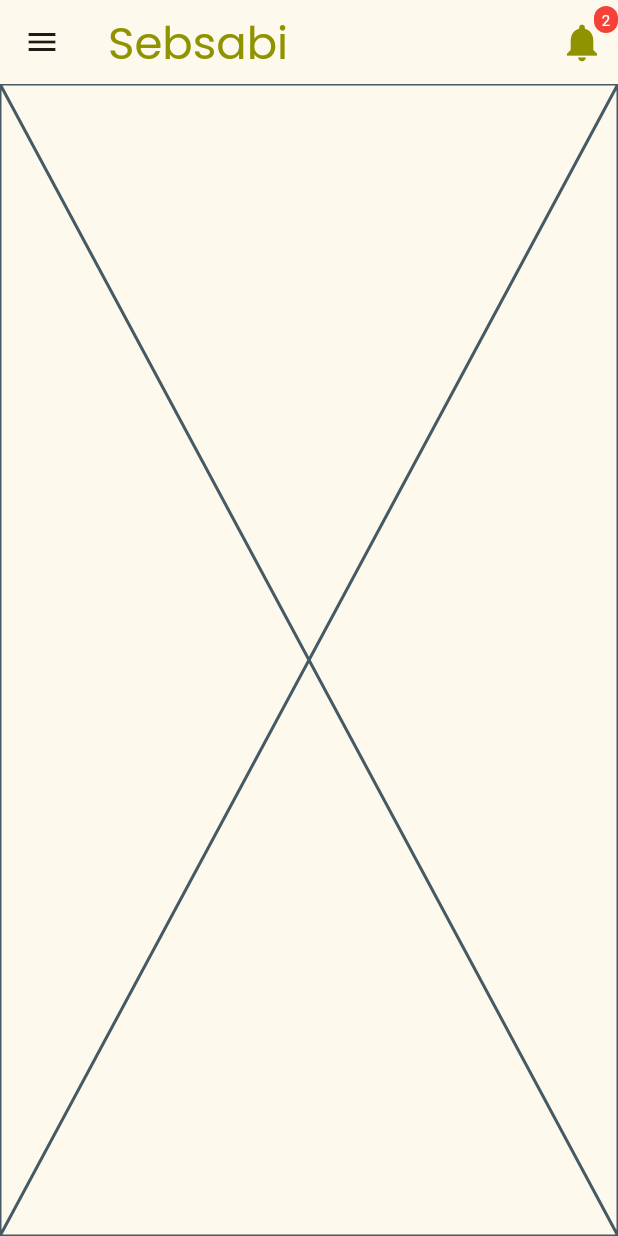
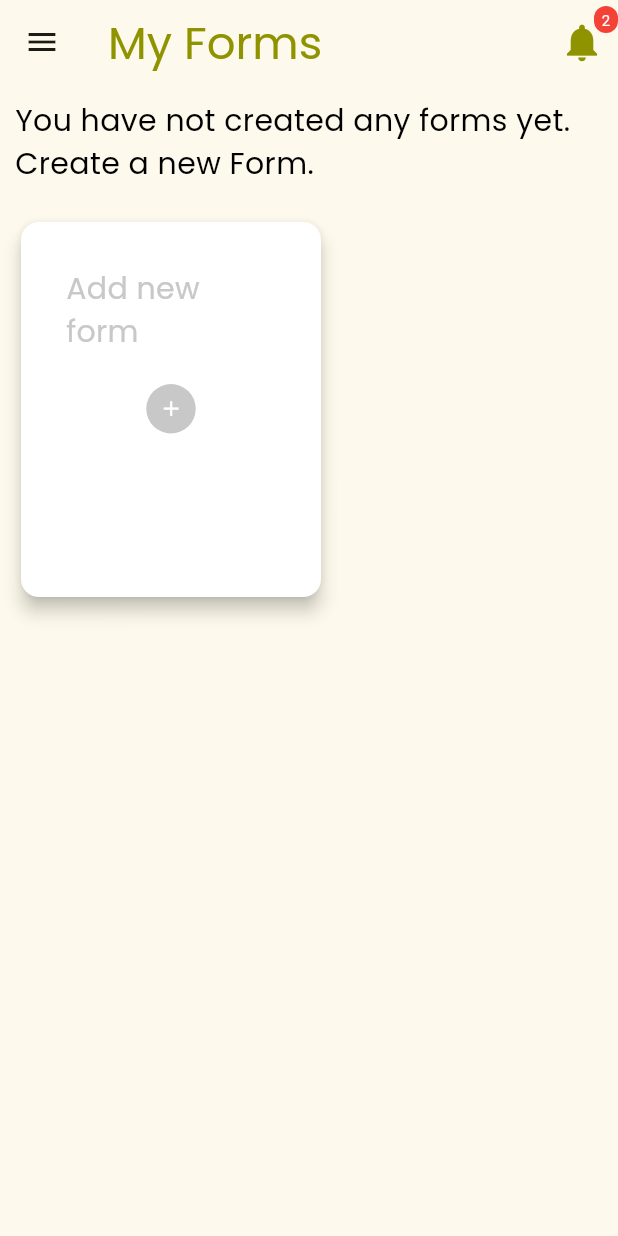
Before and after one commit to Betselot99/Sebsabi-front, a Flutter app: the screen it shows after launch, on a phone screen of 412 x 824 dp. Run offline on Flutter 3.47's test engine with Material 3 defaults, Android fonts, the phone set to English and light mode, and no system bars; our stand-ins replace google_fonts, responsive_builder; missing offline and left inert: side_navigation; statements that could not run were skipped.

Commit message:
pages ui

```diff
--- a/lib/ui/completedforms.dart
+++ b/lib/ui/completedforms.dart
@@ -0,0 +1,55 @@
+import 'package:flutter/material.dart';
+import 'package:sebsabi/ui/widgets/forms_card.dart';
+import 'package:google_fonts/google_fonts.dart';
+
+
+
+
+
+
+class CompletedForms extends StatefulWidget {
+  bool formAvailable=true;
+
+
+  CompletedForms({super.key});
+
+  @override
+  State<CompletedForms> createState() => _CompletedFormsState();
+}
+
+class _CompletedFormsState extends State<CompletedForms> {
+  @override
+  Widget build(BuildContext context) {
+    return ListView(
+        children: [
+
+          if(widget.formAvailable == false)...[Text("There are no Completed Forms.", style: GoogleFonts.poppins(textStyle: const TextStyle(
+            color:  Colors.black,
+            fontSize: 20,
+          ))),
+            const SizedBox(height: 20),
+          ]else...[Text("Completed Forms", style: GoogleFonts.poppins(textStyle: const TextStyle(
+            color:  Colors.black,
+            fontSize: 20,
+            fontWeight: FontWeight.w500,
+          ))),
+            const SizedBox(height: 20),],
+          Wrap(
+            children: [
+
+              const SizedBox(width: 20),
+              if(widget.formAvailable == true)
+                Wrap(
+                  children: List.generate(
+                    10, // Adjust the number of items as needed
+                        (index) => const FormsCard(formStatus: "Completed"),
+                  ),
+                ),
+
+            ],
+          )
+
+        ]
+    );
+  }
+}
--- a/lib/ui/home.dart
+++ b/lib/ui/home.dart
@@ -1,5 +1,7 @@
 import 'package:flutter/material.dart';
+import 'package:sebsabi/ui/completedforms.dart';
 import 'package:sebsabi/ui/myforms.dart';
+import 'package:sebsabi/ui/postedforms.dart';
 import 'package:sebsabi/ui/profile.dart';
 import 'package:side_navigation/side_navigation.dart';
 import 'package:responsive_builder/responsive_builder.dart';
@@ -15,17 +17,38 @@ class Home extends StatefulWidget {
 
 class _HomeState extends State<Home> {
 
-  List<Widget> views = const [
-    Center(
+  List<Widget> views =  [
+    Padding(
+      padding: const EdgeInsets.only(top: 50, left: 100),
       child: MyForms(),
     ),
-    Center(
-      child: Text('posted Forms'),
+    Padding(
+      padding: const EdgeInsets.only(top: 50, left: 100),
+      child: PostedForms(),
     ),
-    Center(
-      child: Text('completed forms'),
+    Padding(
+      padding: const EdgeInsets.only(top: 50, left: 100),
+      child: CompletedForms(),
     ),
-    Center(
+    const Center(
+      child: Profile(),
+    ),
+  ];
+
+  List<Widget> pages =  [
+    Padding(
+      padding: const EdgeInsets.all(10.0),
+      child: MyForms(),
+    ),
+    Padding(
+      padding: const EdgeInsets.all(10.0),
+      child: PostedForms(),
+    ),
+    Padding(
+      padding: const EdgeInsets.all(10.0),
+      child: CompletedForms(),
+    ),
+    const Center(
       child: Profile(),
     ),
   ];
@@ -36,6 +59,7 @@ class _HomeState extends State<Home> {
       selectedIndex = index;
     });
   }
+
 
 
 
@@ -60,23 +84,23 @@ class _HomeState extends State<Home> {
     return Stack(
       children: [
         IconButton(
-          icon: Icon(Icons.notifications, color: Color(0XFF909300),size: 30,),
+          icon: const Icon(Icons.notifications, color: Color(0XFF909300),size: 30,),
           onPressed: (){},
         ),
         Positioned(
           right: 0,
           top: 0,
           child: Container(
-            padding: EdgeInsets.all(2),
+            padding: const EdgeInsets.all(2),
             decoration: BoxDecoration(
               color: Colors.red,
               borderRadius: BorderRadius.circular(8),
             ),
-            constraints: BoxConstraints(
+            constraints: const BoxConstraints(
               minWidth: 16,
               minHeight: 16,
             ),
-            child: Text(
+            child: const Text(
               '2',
               style: TextStyle(
                 color: Colors.white,
@@ -91,9 +115,23 @@ class _HomeState extends State<Home> {
   }
 
   Widget MobileHome(context,w,h){
+    String textToShow;
+
+    if (selectedIndex == 0) {
+      textToShow = "My Forms";
+    } else if (selectedIndex==1) {
+      textToShow = "Posted Forms";
+    } else if (selectedIndex==2) {
+      textToShow = "Completed Forms";
+    } else if (selectedIndex==3){
+      textToShow = "Profile";
+    }else{
+      textToShow = "Sebsabi";
+    }
+
     return Scaffold(
       appBar: AppBar(
-        title: Text("Sebsabi", style: GoogleFonts.poppins(textStyle: TextStyle(
+        title: Text(textToShow, style: GoogleFonts.poppins(textStyle: const TextStyle(
           color:  Color(0XFF909300),
           fontSize: 30,
         ))),
@@ -104,9 +142,9 @@ class _HomeState extends State<Home> {
           padding: EdgeInsets.zero,
           children: [
             UserAccountsDrawerHeader(
-              accountName: Text('John Doe'),
-              accountEmail: Text('john.doe@example.com'),
-              currentAccountPicture: CircleAvatar(
+              accountName: const Text('John Doe'),
+              accountEmail: const Text('john.doe@example.com'),
+              currentAccountPicture: const CircleAvatar(
                 child: Icon(
                   Icons.person,
                   size: 40.0,
@@ -120,21 +158,21 @@ class _HomeState extends State<Home> {
               },
             ),
             ListTile(
-              title: Text('My Forms'),
+              title: const Text('My Forms'),
               onTap: () {
                 _selectPage(0);
                 Navigator.pop(context); // Close the drawer
               },
             ),
             ListTile(
-              title: Text('Posted Forms'),
+              title: const Text('Posted Forms'),
               onTap: () {
                 _selectPage(1);
                 Navigator.pop(context); // Close the drawer
               },
             ),
             ListTile(
-              title: Text('Completed Forms'),
+              title: const Text('Completed Forms'),
               onTap: () {
                 _selectPage(2);
                 Navigator.pop(context); // Close the drawer
@@ -144,7 +182,7 @@ class _HomeState extends State<Home> {
           ],
         ),
       ),
-      body: views[selectedIndex],
+      body: pages[selectedIndex],
 
     );
   }
@@ -152,6 +190,7 @@ class _HomeState extends State<Home> {
 
     Widget DesktopHome(context,w,h){
     return Scaffold(
+      backgroundColor: const Color(0XFFFAFBFF),
       body: Stack(
         children: [
           Positioned(
@@ -161,18 +200,22 @@ class _HomeState extends State<Home> {
           Row(
             children: [
               SideNavigationBar(
-                toggler: SideBarToggler(
+                toggler: const SideBarToggler(
                 ),
                 theme: SideNavigationBarTheme(
-                  togglerTheme: SideNavigationBarTogglerTheme(
+                  backgroundColor: const Color(0XFFFFFFFF),
+                  togglerTheme: const SideNavigationBarTogglerTheme(
                     expandIconColor: Color(0XFF909300),
                     shrinkIconColor: Color(0XFF909300)
                   ),
                   itemTheme: SideNavigationBarItemTheme(
-                    selectedItemColor: Color(0XFF909300),
+                    selectedItemColor: const Color(0XFF909300),
                     labelTextStyle: GoogleFonts.poppins()
                   ),
-                  dividerTheme:SideNavigationBarDividerTheme.standard()
+                  dividerTheme:const SideNavigationBarDividerTheme(
+                    mainDividerThickness: 2, showHeaderDivider: true, showMainDivider: true, showFooterDivider: true,mainDividerColor:Color(0XFFEAEAEA)
+
+                  )
 
 
                 ),
@@ -181,7 +224,7 @@ class _HomeState extends State<Home> {
                       backgroundImage: AssetImage("logo.png"),
                       backgroundColor: Colors.white,
                     ),
-                    title: Text("Sebsabi", style: GoogleFonts.poppins(textStyle: TextStyle(
+                    title: Text("Sebsabi", style: GoogleFonts.poppins(textStyle: const TextStyle(
                       color:  Color(0XFF909300),
                       fontSize: 30,
                     ))),
@@ -215,7 +258,7 @@ class _HomeState extends State<Home> {
                 },
               ),
               Expanded(
-                child: true?views.elementAt(selectedIndex):const Text("profile"),
+                child: views.elementAt(selectedIndex),
               )
             ],
           ),
--- a/lib/ui/main.dart
+++ b/lib/ui/main.dart
@@ -1,7 +1,6 @@
 import 'package:flutter/material.dart';
 import 'package:sebsabi/provider/form_provider.dart';
 import 'package:sebsabi/ui/home.dart';
-import 'package:sebsabi/ui/landing.dart';
 import 'package:provider/provider.dart';
 
 void main() {
--- a/lib/ui/myforms.dart
+++ b/lib/ui/myforms.dart
@@ -1,4 +1,6 @@
 import 'package:flutter/material.dart';
+import 'package:sebsabi/ui/widgets/forms_card.dart';
+import 'package:google_fonts/google_fonts.dart';
 
 
 
@@ -6,7 +8,10 @@ import 'package:flutter/material.dart';
 
 
 class MyForms extends StatefulWidget {
-  const MyForms({super.key});
+   bool formAvailable=false;
+
+
+   MyForms({super.key});
 
   @override
   State<MyForms> createState() => _MyFormsState();
@@ -15,6 +20,36 @@ class MyForms extends StatefulWidget {
 class _MyFormsState extends State<MyForms> {
   @override
   Widget build(BuildContext context) {
-    return const Placeholder();
+    return ListView(
+      children: [
+
+        if(widget.formAvailable == false)...[Text("You have not created any forms yet. Create a new Form.", style: GoogleFonts.poppins(textStyle: const TextStyle(
+          color:  Colors.black,
+          fontSize: 20,
+        ))),
+          const SizedBox(height: 20),
+        ]else...[Text("My Forms", style: GoogleFonts.poppins(textStyle: const TextStyle(
+          color:  Colors.black,
+          fontSize: 20,
+          fontWeight: FontWeight.w500,
+        ))),
+          const SizedBox(height: 20),],
+        Wrap(
+          children: [
+            const FormsCard(formStatus: "New",),
+            const SizedBox(width: 20),
+            if(widget.formAvailable == true)
+              Wrap(
+                children: List.generate(
+                  10, // Adjust the number of items as needed
+                      (index) => const FormsCard(formStatus: "Draft"),
+                ),
+              ),
+
+          ],
+        )
+
+        ]
+    );
   }
 }
--- a/lib/ui/postedforms.dart
+++ b/lib/ui/postedforms.dart
@@ -0,0 +1,55 @@
+import 'package:flutter/material.dart';
+import 'package:sebsabi/ui/widgets/forms_card.dart';
+import 'package:google_fonts/google_fonts.dart';
+
+
+
+
+
+
+class PostedForms extends StatefulWidget {
+  bool formAvailable=true;
+
+
+  PostedForms({super.key});
+
+  @override
+  State<PostedForms> createState() => _PostedFormsState();
+}
+
+class _PostedFormsState extends State<PostedForms> {
+  @override
+  Widget build(BuildContext context) {
+    return ListView(
+        children: [
+
+          if(widget.formAvailable == false)...[Text("You have not posted any forms yet.", style: GoogleFonts.poppins(textStyle: const TextStyle(
+            color:  Colors.black,
+            fontSize: 20,
+          ))),
+            const SizedBox(height: 20),
+          ]else...[Text("Posted Forms", style: GoogleFonts.poppins(textStyle: const TextStyle(
+            color:  Colors.black,
+            fontSize: 20,
+            fontWeight: FontWeight.w500,
+          ))),
+            const SizedBox(height: 20),],
+          Wrap(
+            children: [
+
+              const SizedBox(width: 20),
+              if(widget.formAvailable == true)
+                Wrap(
+                  children: List.generate(
+                    10, // Adjust the number of items as needed
+                        (index) => const FormsCard(formStatus: "Posted"),
+                  ),
+                ),
+
+            ],
+          )
+
+        ]
+    );
+  }
+}
--- a/lib/ui/widgets/forms_card.dart
+++ b/lib/ui/widgets/forms_card.dart
@@ -0,0 +1,117 @@
+import 'package:flutter/material.dart';
+import 'package:google_fonts/google_fonts.dart';
+
+class FormsCard extends StatefulWidget {
+   final void Function()? onTap;
+   final String formStatus;
+   final String text="Lorem ipsum dolor sit amet, consectetur adipiscing elit. Phasellus vel tortor cursus augue iaculis scelerisque. Aenean finibus mi pretium odio lacinia, nec aliquam mi malesuada. Phasellus sed sem dictum, consectetur tortor et, aliquet neque. Nam sed diam sed lacus tristique efficitur scelerisque et erat. Nunc non fermentum est, a ullamcorper justo. Vivamus sapien nisi, rutrum vel libero et, semper lobortis sem. Vestibulum enim mi, porta a lobortis ut, maximus non tellus. Ut facilisis massa vel accumsan sollicitudin. Fusce non quam vel ligula sagittis interdum. Sed urna nisi, viverra tempus mattis non, maximus nec erat. Nunc ullamcorper feugiat maximus. Ut imperdiet metus at rhoncus accumsan. Cras consequat ornare odio eget dignissim. Donec imperdiet, nibh in porta imperdiet, sapien nibh venenatis libero, sed feugiat libero lorem vel massa. Sed maximus sollicitudin lacinia.";
+
+  const FormsCard({super.key, this.onTap, required this.formStatus});
+
+  @override
+  State<FormsCard> createState() => _FormsCardState();
+}
+
+class _FormsCardState extends State<FormsCard> {
+  @override
+  Widget build(BuildContext context) {
+    var w = MediaQuery
+        .of(context)
+        .size
+        .width;
+    var h = MediaQuery
+        .of(context)
+        .size
+        .width;
+    return GestureDetector(
+      onTap: widget.onTap,
+      child: FittedBox(
+        fit: BoxFit.scaleDown,
+        child: Card(
+          clipBehavior: Clip.hardEdge,
+          surfaceTintColor: Colors.white,
+          color: Colors.white,
+          elevation: 5.0,
+          child: SizedBox(
+            width:200,
+            height: 250,
+            child: Padding(
+              padding: const EdgeInsets.all(30.0),
+              child: Column(
+                children: [
+                  if(widget.formStatus == "New")...[
+                    Text("Add new form", style: GoogleFonts.poppins(textStyle: const TextStyle(
+                color:  Color(0XFFC8C8C8),
+                fontSize: 20,
+              ))),
+                  const SizedBox(height: 20,),
+                  CircleAvatar(
+                    radius: w/25,
+                    backgroundColor: const Color(0XFFC8C8C8),
+                    child: Icon(
+                      Icons.add,
+                      size: w/25,
+                      color: Colors.white,
+                    ),
+                  ),]else if(widget.formStatus == "Draft")...[
+                    Text("Title: health form jeitjeritjiefor masters student",maxLines: 2,overflow: TextOverflow.ellipsis, style: GoogleFonts.poppins(textStyle: const TextStyle(
+                      color:  Colors.grey,
+                      fontSize: 20,
+                    ))),
+                    Wrap(
+                      children: [Text("Description: ${widget.text}", maxLines: 5,overflow: TextOverflow.ellipsis, style: GoogleFonts.poppins(textStyle: const TextStyle(
+                        color:  Color(0XFFC8C8C8),
+                        fontSize: 12,
+
+                      ))),]
+                    ),
+                    const SizedBox(height:10),
+                    Text(widget.formStatus,maxLines: 2,overflow: TextOverflow.ellipsis, style: GoogleFonts.poppins(textStyle: const TextStyle(
+                      color:  Colors.red,
+                      fontSize: 15,
+                    ))),
+                  ]else if(widget.formStatus == "Posted")...[
+                    Text("Title: health form jeitjeritjiefor masters student",maxLines: 2,overflow: TextOverflow.ellipsis, style: GoogleFonts.poppins(textStyle: const TextStyle(
+                      color:  Colors.grey,
+                      fontSize: 20,
+                    ))),
+                    Wrap(
+                        children: [Text("Description: ${widget.text}", maxLines: 5,overflow: TextOverflow.ellipsis, style: GoogleFonts.poppins(textStyle: const TextStyle(
+                          color:  Color(0XFFC8C8C8),
+                          fontSize: 12,
+
+                        ))),]
+                    ),
+                    const SizedBox(height:10),
+                    Text("People Applied: 4",maxLines: 2,overflow: TextOverflow.ellipsis, style: GoogleFonts.poppins(textStyle: const TextStyle(
+                      color:  Color(0XFF909300),
+                      fontSize: 15,
+                    ))),
+                  ]else if(widget.formStatus == "Completed")...[
+                    Text("Title: health form jeitjeritjiefor masters student",maxLines: 2,overflow: TextOverflow.ellipsis, style: GoogleFonts.poppins(textStyle: const TextStyle(
+                      color:  Colors.grey,
+                      fontSize: 20,
+                    ))),
+                    Wrap(
+                        children: [Text("Description: ${widget.text}", maxLines: 5,overflow: TextOverflow.ellipsis, style: GoogleFonts.poppins(textStyle: const TextStyle(
+                          color:  Color(0XFFC8C8C8),
+                          fontSize: 12,
+
+                        ))),]
+                    ),
+                    const SizedBox(height:10),
+                    Text("Completed: See Results",maxLines: 2,overflow: TextOverflow.ellipsis, style: GoogleFonts.poppins(textStyle: const TextStyle(
+                      color:  Colors.green,
+                      fontSize: 12,
+                    ))),
+                  ]
+                ],
+              ),
+            ),
+          )
+        ),
+      ),
+    );
+
+  }
+}
```
Also changed, not shown: lib/ui/claimedforms.dart (deleted).
